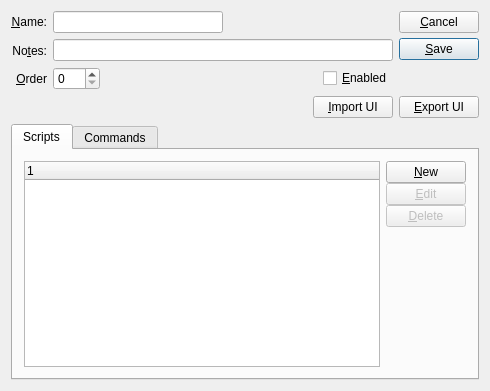
Above: xtuple/trunk/guiclient/uiform.ui from WooodHead/xtuple before the change. Below: the same form after it.
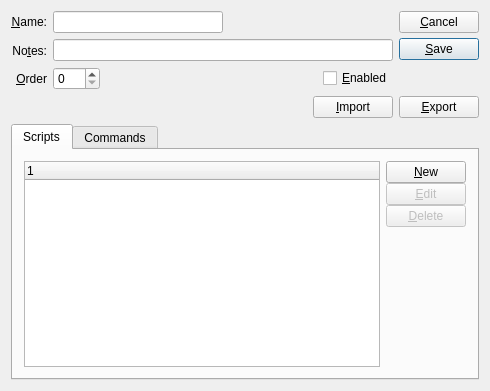
That is the form after the change. Custom widgets are drawn as their Qt base class.

Commit message: issue #6834: Change the term from UI Forms to Screens

Diff of the .ui file:
```diff
--- a/xtuple/trunk/guiclient/uiform.ui
+++ b/xtuple/trunk/guiclient/uiform.ui
@@ -228,14 +228,14 @@
      <item>
       <widget class="QPushButton" name="_import" >
        <property name="text" >
-        <string>&amp;Import UI</string>
+        <string>&amp;Import</string>
        </property>
       </widget>
      </item>
      <item>
       <widget class="QPushButton" name="_export" >
        <property name="text" >
-        <string>&amp;Export UI</string>
+        <string>&amp;Export</string>
        </property>
       </widget>
      </item>
```
Left out of the diff: 2 changed lines with no effect on the pictures. The commit also changes 2 other files.
